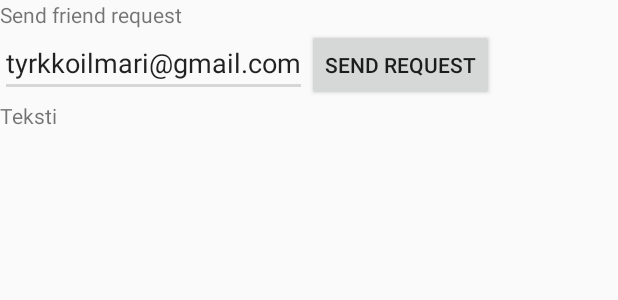
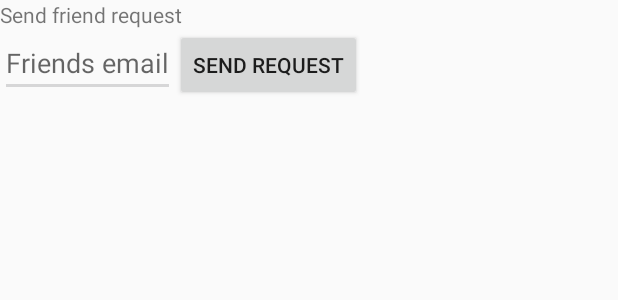
Before and after one commit to moukkari/Happening, an Android app: the layout friendsdialog.xml on its own in the app's theme, with its tools: preview values and no code run, on a phone screen of 412 x 824 dp. Shown: the top 300 px of the screen. Run offline under Robolectric (Android 15) with nearby library versions, the phone set to English and light mode, and no system bars.

Commit message:
Release 3

```diff
--- a/app/src/main/AndroidManifest.xml
+++ b/app/src/main/AndroidManifest.xml
@@ -1,6 +1,6 @@
 <?xml version="1.0" encoding="utf-8"?>
 <manifest xmlns:android="http://schemas.android.com/apk/res/android"
-    package="fi.tuni.thehappening">
+    package="fi.tuni.thehappening" android:versionCode="2">
 
     <uses-permission android:name="android.permission.INTERNET"/>
     <uses-permission android:name="android.permission.SET_ALARM"/>
--- a/app/src/main/java/fi/tuni/thehappening/Friend.java
+++ b/app/src/main/java/fi/tuni/thehappening/Friend.java
@@ -3,6 +3,10 @@ package fi.tuni.thehappening;
 import android.os.Parcel;
 import android.os.Parcelable;
 
+/**
+ * A class to make friend objects used to send data to right places in database
+ * Implements Parcelable so it can be passed on in a bundle
+ */
 public class Friend implements Parcelable {
     String key;
     String mail;
@@ -16,7 +20,6 @@ public class Friend implements Parcelable {
     public String getMail() {
         return this.mail;
     }
-
 
     // Parcelling part
     public Friend(Parcel in){
--- a/app/src/main/java/fi/tuni/thehappening/FriendAdapter.java
+++ b/app/src/main/java/fi/tuni/thehappening/FriendAdapter.java
@@ -14,6 +14,11 @@ import androidx.annotation.Nullable;
 
 import java.util.ArrayList;
 import java.util.List;
+
+/**
+ * A custom adapter to view your friends and choose them with a checkbox
+ * for sharing tasks with
+ */
 
 public class FriendAdapter extends ArrayAdapter<Friend> {
     private Context mContext;
--- a/app/src/main/java/fi/tuni/thehappening/OnFriendItemClick.java
+++ b/app/src/main/java/fi/tuni/thehappening/OnFriendItemClick.java
@@ -1,5 +1,8 @@
 package fi.tuni.thehappening;
 
+/**
+ * An interface for listening Friend objects stuff on FriendsDialog and TaskDialog
+ */
 public interface OnFriendItemClick {
     void onAcceptClick (int position);
     void onDeclineClick (int position);
--- a/app/src/main/java/fi/tuni/thehappening/TaskDialog.java
+++ b/app/src/main/java/fi/tuni/thehappening/TaskDialog.java
@@ -46,7 +46,7 @@ public class TaskDialog extends AppCompatDialogFragment implements OnFriendItemC
     private String current_user_id;
     private ListView friendsLV;
 
-    // Fetches task's data if it exists (flag is false) and sends the onward to onCreateDialog
+    // Fetches task's data if it exists (flag is false) and sends them onward to onCreateDialog
     public static TaskDialog newInstance(MainTask taskToEdit, ArrayList<Friend> friends,
                                          boolean flag, String current_user_id) {
         TaskDialog fragment = new TaskDialog();
--- a/app/src/main/res/layout/friendsdialog.xml
+++ b/app/src/main/res/layout/friendsdialog.xml
@@ -20,7 +20,6 @@
             android:layout_width="wrap_content"
             android:layout_height="wrap_content"
             android:id="@+id/friendRequest"
-            android:text="tyrkkoilmari@gmail.com"
             android:hint="Friends email" />
         <Button
             android:layout_width="wrap_content"
@@ -34,12 +33,6 @@
         android:layout_height="wrap_content"
         android:id="@+id/friendsMonitor"/>
 
-    <TextView
-        android:layout_width="match_parent"
-        android:layout_height="wrap_content"
-        android:id="@+id/requestInfo"
-        android:text="Teksti" />
-
 
 
 </LinearLayout>
```
Also changed, not shown: app/src/main/java/fi/tuni/thehappening/FireBaseTask.java (+2 -5 lines), app/src/main/java/fi/tuni/thehappening/FriendsDialog.java (+8 -1 lines), app/src/main/java/fi/tuni/thehappening/MainActivity.java (+40 -18 lines), app/src/main/java/fi/tuni/thehappening/MainTask.java (+3 -5 lines), app/src/main/java/fi/tuni/thehappening/RequestAdapter.java (+8 -3 lines), app/src/main/java/fi/tuni/thehappening/TaskAdapter.java (+6 -2 lines).
